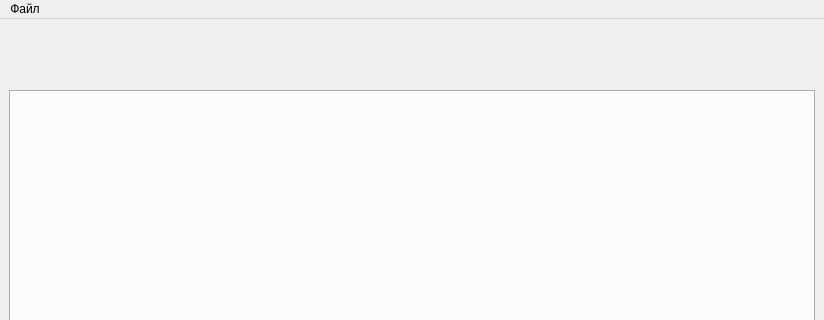
Before: the Qt Designer form mainwindow.ui in DonDubstep/Skill_Wheel_DnD, drawn with Qt 5; both pictures show x 0 to 824 and y 0 to 320 of the 824 by 933 pixel window.
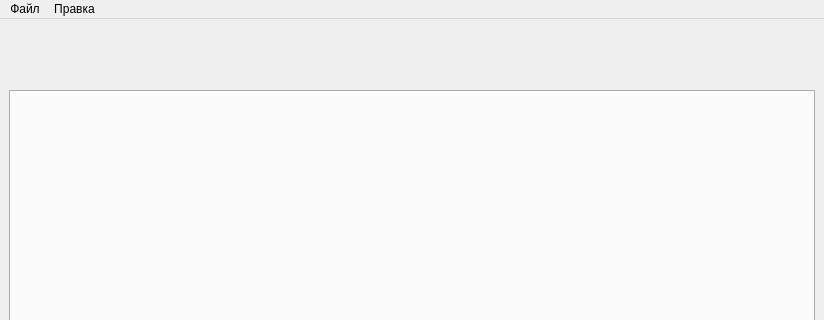
After: the same form once the commit is applied. Custom widgets are drawn as their Qt base class.

The edit to the form file:
```diff
--- a/mainwindow.ui
+++ b/mainwindow.ui
@@ -123,7 +123,14 @@
     <addaction name="save_action"/>
     <addaction name="save_as_action"/>
    </widget>
+   <widget class="QMenu" name="menu_2">
+    <property name="title">
+     <string>Правка</string>
+    </property>
+    <addaction name="search_action"/>
+   </widget>
    <addaction name="menu"/>
+   <addaction name="menu_2"/>
   </widget>
   <widget class="QStatusBar" name="statusbar"/>
   <action name="open_action">
```
Left out of the diff: 5 changed lines with no effect on the pictures.
